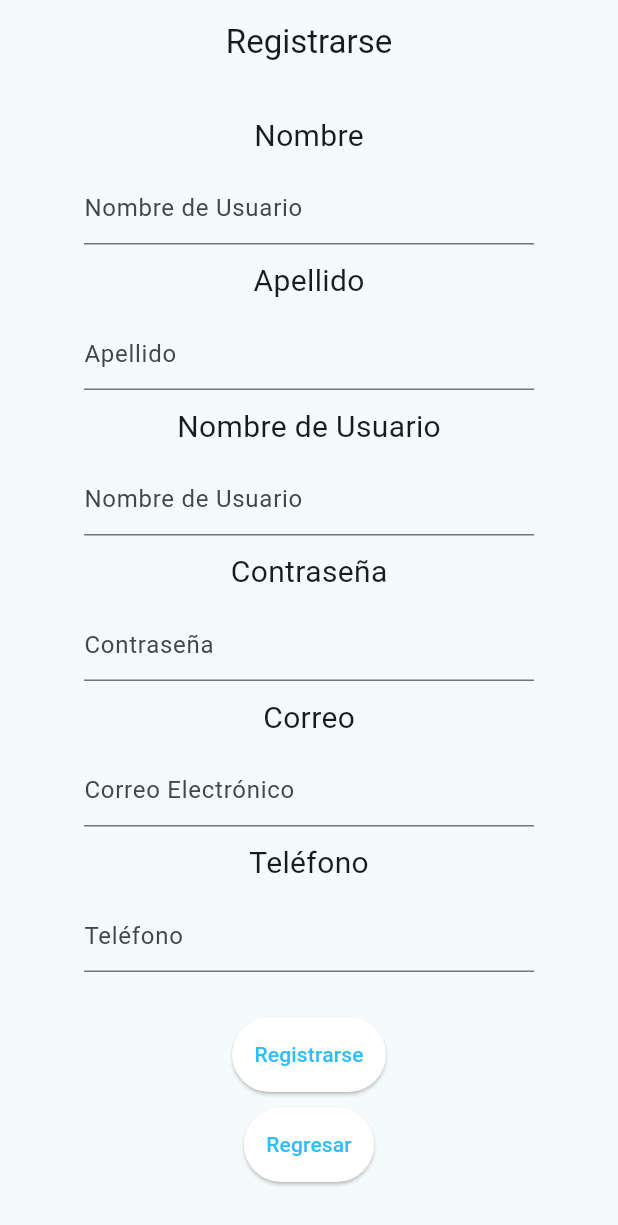
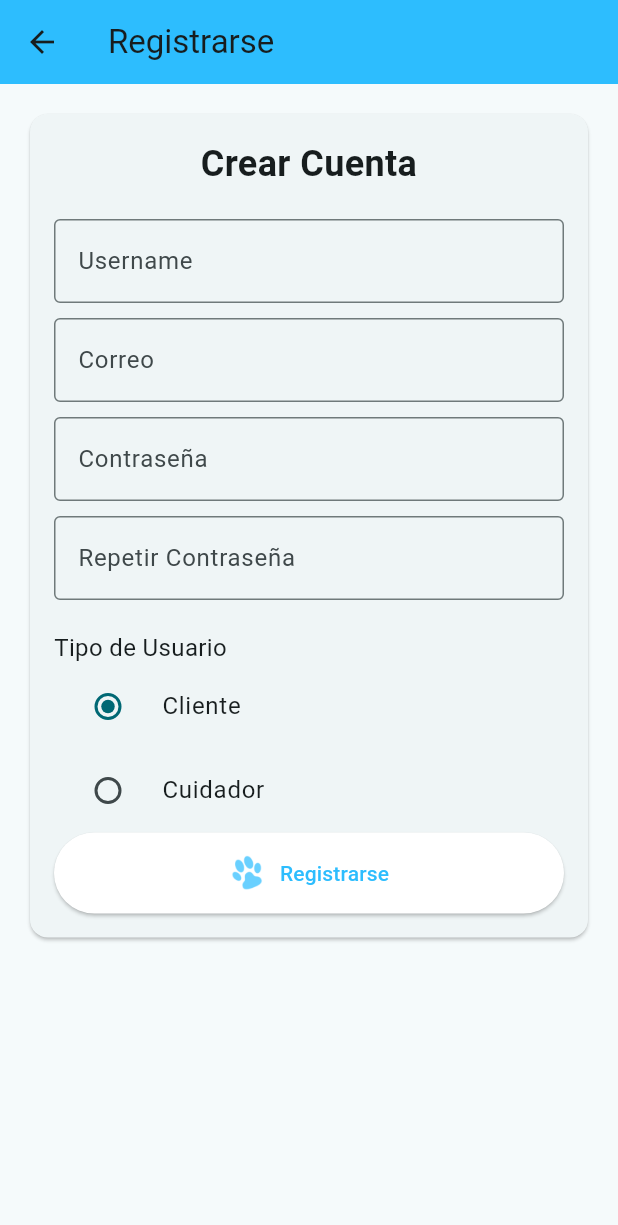
Before and after one commit to RonyC7/Huellitas_app, a Flutter app: the RegistroScreen screen opened directly, on a phone screen of 412 x 824 dp. Shown: the top 1225 px of the screen. Run offline on Flutter 3.47's test engine with Material 2 defaults, Android fonts, the light colour scheme and no system bars; our stand-ins replace carousel_slider; network calls fail.

Commit message:
cambios de login y registro otra vez

```diff
--- a/huellitas/lib/Registro.dart
+++ b/huellitas/lib/Registro.dart
@@ -1,106 +1,171 @@
 import 'package:flutter/material.dart';
-import 'ISeccion.dart'; // Importa la página de iniciar sesión (ISeccion)
-import 'main.dart';
+import 'package:http/http.dart' as http;
+import 'dart:convert';
 
-class RegistroScreen extends StatelessWidget {
+class RegistroScreen extends StatefulWidget {
+  @override
+  _RegistroScreenState createState() => _RegistroScreenState();
+}
+
+class _RegistroScreenState extends State<RegistroScreen> {
+  final _formKey = GlobalKey<FormState>();
+  String username = '';
+  String email = '';
+  String password = '';
+  String password2 = '';
+  String userType = 'customer';
+
+  Future<void> _register() async {
+    final url = Uri.parse('http://localhost:8000/api/registro/');
+
+    try {
+      final response = await http.post(url, body: {
+        'username': username,
+        'email': email,
+        'password1': password,
+        'password2': password2,
+        'user_type': userType,
+      });
+
+      final responseData = json.decode(response.body);
+
+      if (responseData['error'] != null) {
+        ScaffoldMessenger.of(context)
+            .showSnackBar(SnackBar(content: Text(responseData['error'])));
+      } else if (responseData['success'] != null) {
+        ScaffoldMessenger.of(context)
+            .showSnackBar(SnackBar(content: Text(responseData['success'])));
+        Navigator.pop(context); // Regresar a la pantalla anterior
+      } else {
+        ScaffoldMessenger.of(context)
+            .showSnackBar(SnackBar(content: Text('Error inesperado')));
+      }
+    } catch (error) {
+      ScaffoldMessenger.of(context).showSnackBar(SnackBar(
+          content:
+              Text('Error al conectar con el servidor' + error.toString())));
+      print(error);
+    }
+  }
+
   @override
   Widget build(BuildContext context) {
     return Scaffold(
       appBar: AppBar(
         title: Text('Registrarse'),
-        centerTitle: true,
-        automaticallyImplyLeading: false, // Esto quita la flecha de navegación
+        backgroundColor: Color(0xFF2DBDFE),
       ),
       body: SingleChildScrollView(
-        child: Center(
-          child: Column(
-            mainAxisAlignment: MainAxisAlignment.center,
-            children: [
-              Container(
-                margin: EdgeInsets.only(top: 20),
+        child: Padding(
+          padding: EdgeInsets.all(16.0),
+          child: Card(
+            child: Padding(
+              padding: EdgeInsets.all(16.0),
+              child: Form(
+                key: _formKey,
                 child: Column(
-                  children: [
-                    _buildInputField('Nombre', 'Nombre de Usuario'),
-                    _buildInputField('Apellido', 'Apellido'),
-                    _buildInputField('Nombre de Usuario', 'Nombre de Usuario'),
-                    _buildInputField('Contraseña', 'Contraseña',
-                        isPassword: true),
-                    _buildInputField('Correo', 'Correo Electrónico'),
-                    _buildInputField('Teléfono', 'Teléfono'),
+                  crossAxisAlignment: CrossAxisAlignment.stretch,
+                  children: <Widget>[
+                    Text(
+                      'Crear Cuenta',
+                      style: TextStyle(
+                          fontSize: 24.0, fontWeight: FontWeight.bold),
+                      textAlign: TextAlign.center,
+                    ),
+                    SizedBox(height: 20.0),
+                    TextFormField(
+                      decoration: InputDecoration(
+                        labelText: 'Username',
+                        border: OutlineInputBorder(),
+                      ),
+                      onChanged: (value) => username = value,
+                    ),
+                    SizedBox(height: 10.0),
+                    TextFormField(
+                      decoration: InputDecoration(
+                        labelText: 'Correo',
+                        border: OutlineInputBorder(),
+                      ),
+                      onChanged: (value) => email = value,
+                    ),
+                    SizedBox(height: 10.0),
+                    TextFormField(
+                      decoration: InputDecoration(
+                        labelText: 'Contraseña',
+                        border: OutlineInputBorder(),
+                      ),
+                      obscureText: true,
+                      onChanged: (value) => password = value,
+                    ),
+                    SizedBox(height: 10.0),
+                    TextFormField(
+                      decoration: InputDecoration(
+                        labelText: 'Repetir Contraseña',
+                        border: OutlineInputBorder(),
+                      ),
+                      obscureText: true,
+                      onChanged: (value) => password2 = value,
+                    ),
+                    SizedBox(height: 20.0),
+                    Align(
+                      alignment: Alignment.centerLeft,
+                      child: Text('Tipo de Usuario',
+                          style: TextStyle(fontSize: 16.0)),
+                    ),
+                    RadioListTile<String>(
+                      title: const Text('Cliente'),
+                      value: 'customer',
+                      groupValue: userType,
+                      onChanged: (String? value) {
+                        setState(() {
+                          userType = value!;
+                        });
+                      },
+                    ),
+                    RadioListTile<String>(
+                      title: const Text('Cuidador'),
+                      value: 'employee',
+                      groupValue: userType,
+                      onChanged: (String? value) {
+                        setState(() {
+                          userType = value!;
+                        });
+                      },
+                    ),
+                    ElevatedButton(
+                      onPressed: _register,
+                      style: ElevatedButton.styleFrom(
+                        padding: EdgeInsets.symmetric(
+                            vertical: 15.0, horizontal: 30.0),
+                        primary: Colors.white, // Cambia el color del botón
+                      ),
+                      child: Row(
+                        mainAxisAlignment: MainAxisAlignment.center,
+                        children: [
+                          Image.asset(
+                            'assets/images/HuellaAzul.png',
+                            width: 24,
+                            height: 24,
+                          ),
+                          SizedBox(width: 10),
+                          Text(
+                            'Registrarse',
+                            style: TextStyle(
+                              color:
+                                  Color(0xFF2DBDFE), // Color original del texto
+                            ),
+                            textAlign: TextAlign.center,
+                          ),
+                        ],
+                      ),
+                    ),
                   ],
                 ),
               ),
-              SizedBox(height: 20.0),
-              _buildSmallButton('Registrarse', () {
-                // Lógica para el botón "Registrarse"
-                // Muestra un mensaje de "Usuario registrado"
-                ScaffoldMessenger.of(context).showSnackBar(
-                  SnackBar(
-                    content: Text('Usuario registrado'),
-                  ),
-                );
-
-                // Navegar de vuelta a la página principal (main.dart)
-                Navigator.of(context).pushReplacement(
-                  MaterialPageRoute(
-                    builder: (context) => MyApp(),
-                  ),
-                );
-              }),
-              SizedBox(height: 10.0),
-              _buildSmallButton('Regresar', () {
-                // Navegar de vuelta a la página principal (main.dart)
-                Navigator.of(context).pushReplacement(
-                  MaterialPageRoute(
-                    builder: (context) => MyApp(),
-                  ),
-                );
-              }),
-            ],
+            ),
           ),
         ),
       ),
     );
   }
-
-  Widget _buildInputField(String label, String hint,
-      {bool isPassword = false}) {
-    return Column(
-      children: [
-        Text(
-          label,
-          style: TextStyle(
-            fontSize: 20.0,
-          ),
-        ),
-        SizedBox(height: 10.0),
-        Container(
-          width: 300.0,
-          child: TextField(
-            decoration: InputDecoration(
-              hintText: hint,
-            ),
-            obscureText: isPassword,
-          ),
-        ),
-        SizedBox(height: 10.0),
-      ],
-    );
-  }
-
-  Widget _buildSmallButton(String text, VoidCallback onPressed) {
-    return ElevatedButton(
-      onPressed: onPressed,
-      style: ElevatedButton.styleFrom(
-        padding: EdgeInsets.symmetric(vertical: 15.0, horizontal: 15.0),
-        primary: Colors.white, // Cambia el color del botón
-      ),
-      child: Text(
-        text,
-        style: TextStyle(
-          color: Color(0xFF2DBDFE), // Color original del texto
-        ),
-      ),
-    );
-  }
 }
```
Also changed, not shown: huellitas/lib/Iseccion.dart (+113 -105 lines).
